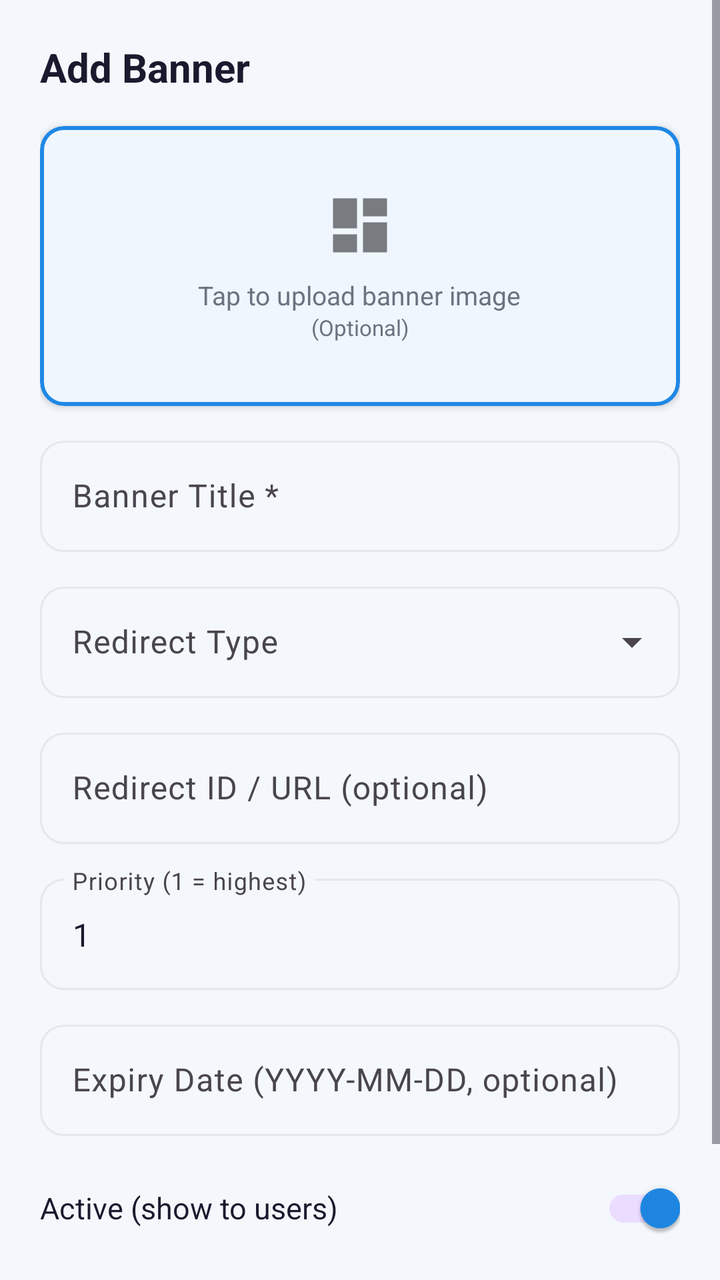
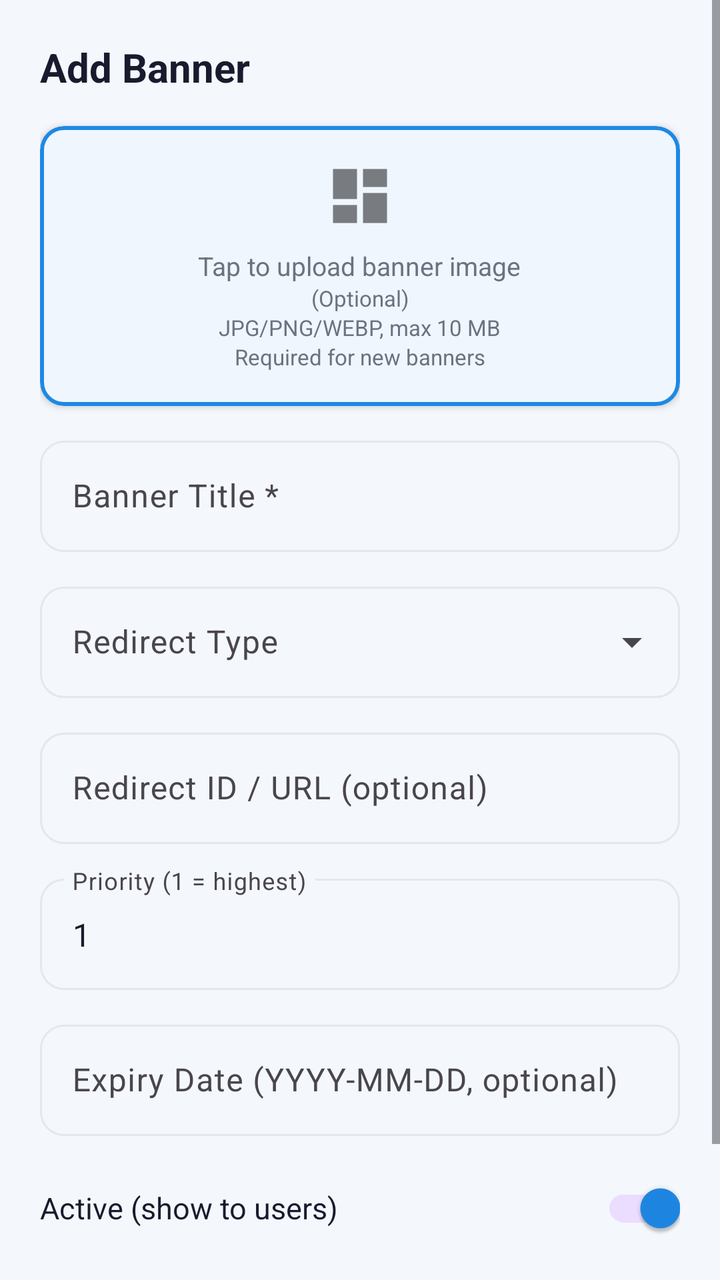

Screens rendered from an Android XML layout before and after an edit, with the pre-edit source and the edit as a unified diff.
<!-- AndroidManifest.xml: application theme Theme.QuickFix -->
<!-- res/layout/dialog_add_edit_banner.xml -->
<?xml version="1.0" encoding="utf-8"?>
<ScrollView
    xmlns:android="http://schemas.android.com/apk/res/android"
    xmlns:app="http://schemas.android.com/apk/res-auto"
    android:layout_width="match_parent"
    android:layout_height="wrap_content">

    <LinearLayout
        android:layout_width="match_parent"
        android:layout_height="wrap_content"
        android:orientation="vertical"
        android:padding="20dp">

        <TextView
            android:id="@+id/tvDialogTitle"
            android:layout_width="wrap_content"
            android:layout_height="wrap_content"
            android:text="Add Banner"
            android:textColor="@color/text_primary"
            android:textSize="20sp"
            android:textStyle="bold"
            android:layout_marginBottom="16dp" />

        
        <com.google.android.material.card.MaterialCardView
            android:id="@+id/cardImageUpload"
            android:layout_width="match_parent"
            android:layout_height="140dp"
            android:layout_marginBottom="12dp"
            android:clickable="true"
            android:focusable="true"
            app:cardCornerRadius="12dp"
            app:cardElevation="2dp"
            app:strokeWidth="2dp"
            app:strokeColor="@color/primary">

            <FrameLayout
                android:layout_width="match_parent"
                android:layout_height="match_parent">

                <ImageView
                    android:id="@+id/ivBannerImagePreview"
                    android:layout_width="match_parent"
                    android:layout_height="match_parent"
                    android:scaleType="centerCrop"
                    android:visibility="gone"
                    android:contentDescription="Banner preview" />

                <LinearLayout
                    android:id="@+id/layoutUploadPlaceholder"
                    android:layout_width="match_parent"
                    android:layout_height="match_parent"
                    android:orientation="vertical"
                    android:gravity="center">
                    <ImageView
                        android:layout_width="36dp"
                        android:layout_height="36dp"
                        android:src="@drawable/ic_content"
                        android:alpha="0.5"
                        android:contentDescription="Upload" />
                    <TextView
                        android:layout_width="wrap_content"
                        android:layout_height="wrap_content"
                        android:layout_marginTop="8dp"
                        android:text="Tap to upload banner image"
                        android:textColor="@color/text_secondary"
                        android:textSize="13sp" />
                    <TextView
                        android:layout_width="wrap_content"
                        android:layout_height="wrap_content"
                        android:text="(Optional)"
                        android:textColor="@color/text_secondary"
                        android:textSize="11sp" />
                </LinearLayout>

                <TextView
                    android:id="@+id/tvUploadProgress"
                    android:layout_width="wrap_content"
                    android:layout_height="wrap_content"
                    android:layout_gravity="bottom|center_horizontal"
                    android:layout_marginBottom="8dp"
                    android:text="Uploading…"
                    android:textColor="@color/primary"
                    android:textSize="12sp"
                    android:visibility="gone" />
            </FrameLayout>
        </com.google.android.material.card.MaterialCardView>

        
        <com.google.android.material.textfield.TextInputLayout
            android:id="@+id/tilBannerTitle"
            style="@style/Widget.Material3.TextInputLayout.OutlinedBox"
            android:layout_width="match_parent"
            android:layout_height="wrap_content"
            android:layout_marginBottom="12dp"
            android:hint="Banner Title *"
            app:boxCornerRadiusTopStart="12dp"
            app:boxCornerRadiusTopEnd="12dp"
            app:boxCornerRadiusBottomStart="12dp"
            app:boxCornerRadiusBottomEnd="12dp">
            <com.google.android.material.textfield.TextInputEditText
                android:id="@+id/etBannerTitle"
                android:layout_width="match_parent"
                android:layout_height="wrap_content"
                android:inputType="text"
                android:textColor="@color/text_primary" />
        </com.google.android.material.textfield.TextInputLayout>

        
        <com.google.android.material.textfield.TextInputLayout
            android:id="@+id/tilRedirectType"
            style="@style/Widget.Material3.TextInputLayout.OutlinedBox.ExposedDropdownMenu"
            android:layout_width="match_parent"
            android:layout_height="wrap_content"
            android:layout_marginBottom="12dp"
            android:hint="Redirect Type"
            app:boxCornerRadiusTopStart="12dp"
            app:boxCornerRadiusTopEnd="12dp"
            app:boxCornerRadiusBottomStart="12dp"
            app:boxCornerRadiusBottomEnd="12dp">
            <AutoCompleteTextView
                android:id="@+id/actvRedirectType"
                android:layout_width="match_parent"
                android:layout_height="wrap_content"
                android:inputType="none"
                android:textColor="@color/text_primary" />
        </com.google.android.material.textfield.TextInputLayout>

        
        <com.google.android.material.textfield.TextInputLayout
            android:id="@+id/tilRedirectId"
            style="@style/Widget.Material3.TextInputLayout.OutlinedBox"
            android:layout_width="match_parent"
            android:layout_height="wrap_content"
            android:layout_marginBottom="12dp"
            android:hint="Redirect ID / URL (optional)"
            app:boxCornerRadiusTopStart="12dp"
            app:boxCornerRadiusTopEnd="12dp"
            app:boxCornerRadiusBottomStart="12dp"
            app:boxCornerRadiusBottomEnd="12dp">
            <com.google.android.material.textfield.TextInputEditText
                android:id="@+id/etRedirectId"
                android:layout_width="match_parent"
                android:layout_height="wrap_content"
                android:inputType="text"
                android:textColor="@color/text_primary" />
        </com.google.android.material.textfield.TextInputLayout>

        
        <com.google.android.material.textfield.TextInputLayout
            android:id="@+id/tilPriority"
            style="@style/Widget.Material3.TextInputLayout.OutlinedBox"
            android:layout_width="match_parent"
            android:layout_height="wrap_content"
            android:layout_marginBottom="12dp"
            android:hint="Priority (1 = highest)"
            app:boxCornerRadiusTopStart="12dp"
            app:boxCornerRadiusTopEnd="12dp"
            app:boxCornerRadiusBottomStart="12dp"
            app:boxCornerRadiusBottomEnd="12dp">
            <com.google.android.material.textfield.TextInputEditText
                android:id="@+id/etPriority"
                android:layout_width="match_parent"
                android:layout_height="wrap_content"
                android:inputType="number"
                android:text="1"
                android:textColor="@color/text_primary" />
        </com.google.android.material.textfield.TextInputLayout>

        
        <com.google.android.material.textfield.TextInputLayout
            android:id="@+id/tilExpiryDate"
            style="@style/Widget.Material3.TextInputLayout.OutlinedBox"
            android:layout_width="match_parent"
            android:layout_height="wrap_content"
            android:layout_marginBottom="12dp"
            android:hint="Expiry Date (YYYY-MM-DD, optional)"
            app:endIconMode="clear_text"
            app:boxCornerRadiusTopStart="12dp"
            app:boxCornerRadiusTopEnd="12dp"
            app:boxCornerRadiusBottomStart="12dp"
            app:boxCornerRadiusBottomEnd="12dp">
            <com.google.android.material.textfield.TextInputEditText
                android:id="@+id/etExpiryDate"
                android:layout_width="match_parent"
                android:layout_height="wrap_content"
                android:inputType="none"
                android:focusable="true"
                android:textColor="@color/text_primary" />
        </com.google.android.material.textfield.TextInputLayout>

        
        <LinearLayout
            android:layout_width="match_parent"
            android:layout_height="wrap_content"
            android:orientation="horizontal"
            android:gravity="center_vertical"
            android:layout_marginBottom="20dp">

            <TextView
                android:layout_width="0dp"
                android:layout_height="wrap_content"
                android:layout_weight="1"
                android:text="Active (show to users)"
                android:textColor="@color/text_primary"
                android:textSize="15sp" />

            <com.google.android.material.switchmaterial.SwitchMaterial
                android:id="@+id/switchActive"
                android:layout_width="wrap_content"
                android:layout_height="wrap_content"
                android:checked="true" />
        </LinearLayout>

        
        <LinearLayout
            android:layout_width="match_parent"
            android:layout_height="wrap_content"
            android:orientation="horizontal">

            <com.google.android.material.button.MaterialButton
                android:id="@+id/btnCancel"
                style="@style/Widget.Material3.Button.OutlinedButton"
                android:layout_width="0dp"
                android:layout_height="wrap_content"
                android:layout_weight="1"
                android:layout_marginEnd="8dp"
                android:text="Cancel"
                android:textColor="@color/primary"
                app:cornerRadius="12dp" />

            <com.google.android.material.button.MaterialButton
                android:id="@+id/btnSave"
                style="@style/Widget.Material3.Button"
                android:layout_width="0dp"
                android:layout_height="wrap_content"
                android:layout_weight="1"
                android:text="Save"
                android:textColor="@color/white"
                app:backgroundTint="@color/primary"
                app:cornerRadius="12dp" />
        </LinearLayout>

    </LinearLayout>
</ScrollView>
<!-- resources referenced by this layout -->
<resources>
  <color name="primary">#1E88E5</color>
  <color name="text_primary">#1A1A2E</color>
  <color name="text_secondary">#6B7280</color>
  <color name="white">#FFFFFFFF</color>
  <!-- drawable ic_content (drawable) -->
  <?xml version="1.0" encoding="utf-8"?>
  <vector xmlns:android="http://schemas.android.com/apk/res/android"
      android:width="24dp"
      android:height="24dp"
      android:viewportWidth="24"
      android:viewportHeight="24">
      <path
          android:fillColor="#FF000000"
          android:pathData="M3,13h8V3H3v10zM3,21h8v-6H3v6zM13,21h8V11h-8v10zM13,3v6h8V3h-8z"/>
  </vector>
  <style name="Theme.QuickFix" parent="Base.Theme.QuickFix" />
  <color name="primary_dark">#1565C0</color>
  <color name="accent_green">#43A047</color>
  <color name="screen_background">#F4F7FB</color>
  <color name="card_bg">#FFFFFF</color>
  <color name="surface_variant">#F5F7FA</color>
  <color name="divider">#E5E7EB</color>
  <style name="Theme.QuickFix.AdminDialog" parent="ThemeOverlay.Material3.MaterialAlertDialog">
          <item name="colorSurface">@color/card_bg</item>
          <item name="colorOnSurface">@color/text_primary</item>
          <item name="colorOutline">@color/divider</item>
      </style>
  <style name="Theme.QuickFix.BottomSheet" parent="ThemeOverlay.Material3.BottomSheetDialog">
          <item name="colorSurface">@color/card_bg</item>
          <item name="colorOnSurface">@color/text_primary</item>
          <item name="android:colorBackground">@color/card_bg</item>
      </style>
  <style name="Widget.QuickFix.Button" parent="Widget.Material3.Button">
          <item name="backgroundTint">@color/primary</item>
          <item name="android:textColor">@color/white</item>
      </style>
  <style name="Widget.QuickFix.Chip.Filter" parent="Widget.Material3.Chip.Filter">
          <item name="chipBackgroundColor">@color/surface_variant</item>
          <item name="android:textColor">@color/text_primary</item>
          <item name="checkedIconTint">@color/primary</item>
      </style>
  <style name="Widget.QuickFix.TextInputLayout" parent="Widget.Material3.TextInputLayout.OutlinedBox">
          <item name="boxBackgroundColor">@color/input_background</item>
          <item name="boxStrokeColor">@color/input_stroke</item>
          <item name="boxStrokeErrorColor">@color/error_red</item>
          <item name="hintTextColor">@color/input_hint</item>
          <item name="startIconTint">@color/input_icon</item>
          <item name="endIconTint">@color/input_icon</item>
          <item name="boxStrokeWidthFocused">2dp</item>
      </style>
  <color name="input_background">#FFFFFF</color>
  <color name="input_stroke">#1E88E5</color>
  <color name="error_red">#D32F2F</color>
  <color name="input_hint">#6B7280</color>
  <color name="input_icon">#455A64</color>
  <!-- unchanged entries left out for length: 1 -->
</resources>

<!-- the commit's change to res/layout/dialog_add_edit_banner.xml (unified diff, before → after) -->
@@ -71,18 +71,45 @@
                         android:text="(Optional)"
                         android:textColor="@color/text_secondary"
                         android:textSize="11sp" />
+                    <TextView
+                        android:layout_width="wrap_content"
+                        android:layout_height="wrap_content"
+                        android:text="JPG/PNG/WEBP, max 10 MB"
+                        android:textColor="@color/text_secondary"
+                        android:textSize="11sp" />
+                    <TextView
+                        android:layout_width="wrap_content"
+                        android:layout_height="wrap_content"
+                        android:text="Required for new banners"
+                        android:textColor="@color/text_secondary"
+                        android:textSize="11sp" />
                 </LinearLayout>
 
-                <TextView
-                    android:id="@+id/tvUploadProgress"
+                <LinearLayout
                     android:layout_width="wrap_content"
                     android:layout_height="wrap_content"
                     android:layout_gravity="bottom|center_horizontal"
                     android:layout_marginBottom="8dp"
-                    android:text="Uploading…"
-                    android:textColor="@color/primary"
-                    android:textSize="12sp"
-                    android:visibility="gone" />
+                    android:gravity="center_vertical"
+                    android:orientation="horizontal">
+
+                    <ProgressBar
+                        android:id="@+id/pbUploadProgress"
+                        style="?android:attr/progressBarStyleSmall"
+                        android:layout_width="18dp"
+                        android:layout_height="18dp"
+                        android:layout_marginEnd="6dp"
+                        android:visibility="gone" />
+
+                    <TextView
+                        android:id="@+id/tvUploadProgress"
+                        android:layout_width="wrap_content"
+                        android:layout_height="wrap_content"
+                        android:text="Uploading..."
+                        android:textColor="@color/primary"
+                        android:textSize="12sp"
+                        android:visibility="gone" />
+                </LinearLayout>
             </FrameLayout>
         </com.google.android.material.card.MaterialCardView>
 
